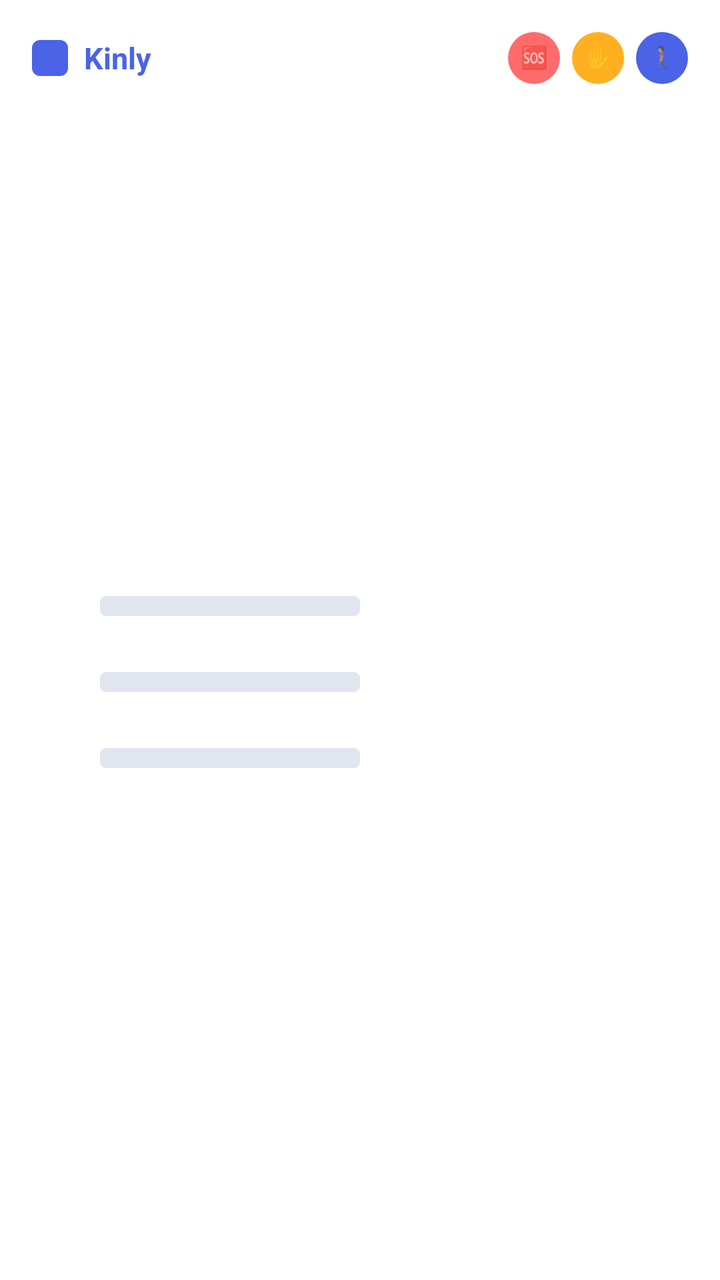
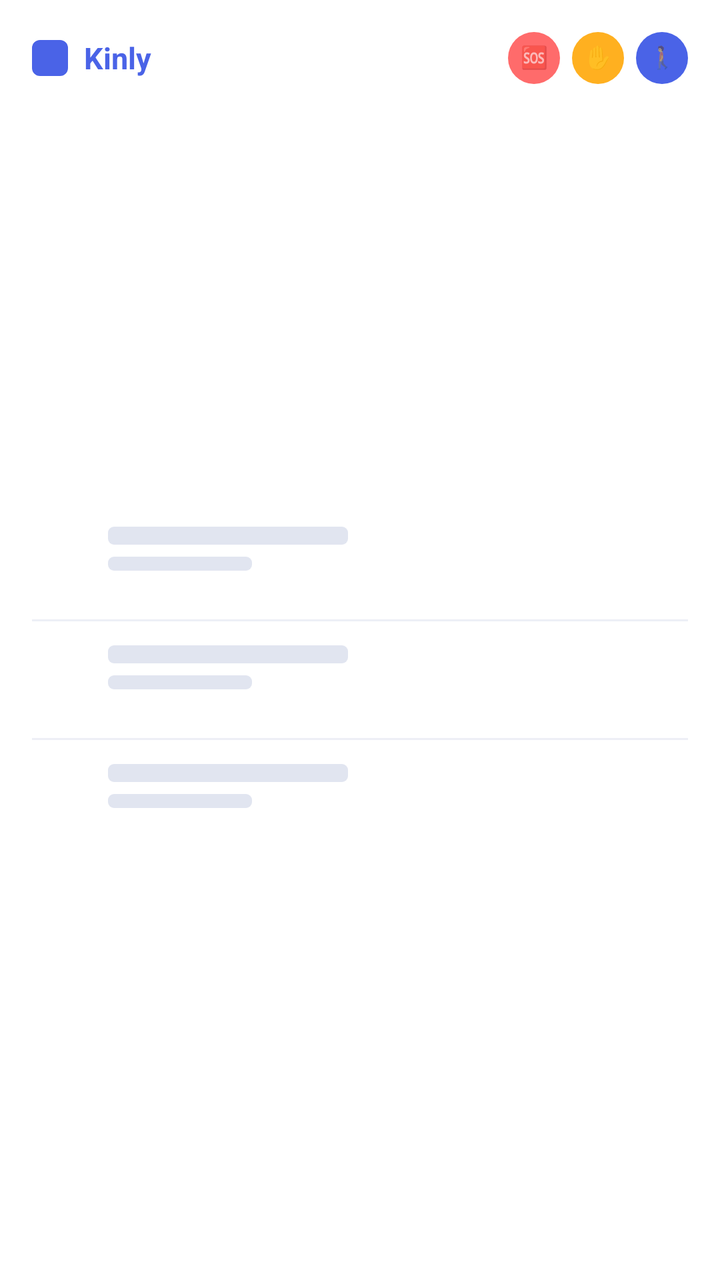

Two renders of the same Android screen: before a commit and after it. Below are the layout's source before the change and the commit's diff.
<!-- AndroidManifest.xml: fallback theme Theme.MaterialComponents.DayNight.NoActionBar -->
<!-- res/layout/kinly_widget.xml -->
<?xml version="1.0" encoding="utf-8"?>
<LinearLayout xmlns:android="http://schemas.android.com/apk/res/android"
    android:id="@+id/widget_root"
    android:layout_width="match_parent"
    android:layout_height="match_parent"
    android:orientation="vertical"
    android:padding="16dp"
    android:background="@drawable/kinly_widget_background">

    
    <LinearLayout
        android:layout_width="match_parent"
        android:layout_height="wrap_content"
        android:orientation="horizontal"
        android:gravity="center_vertical">

        <ImageView
            android:layout_width="18dp"
            android:layout_height="18dp"
            android:layout_marginEnd="8dp"
            android:src="@drawable/widget_logo" />

        <TextView
            android:id="@+id/widget_title"
            android:layout_width="wrap_content"
            android:layout_height="wrap_content"
            android:text="Kinly"
            android:textStyle="bold"
            android:textSize="15sp"
            android:textColor="#4A63E7" />

        <LinearLayout
            android:layout_width="0dp"
            android:layout_height="1dp"
            android:layout_weight="1" />

        <TextView
            android:id="@+id/widget_btn_sos"
            android:layout_width="26dp"
            android:layout_height="26dp"
            android:layout_marginStart="6dp"
            android:background="@drawable/widget_action_circle_sos"
            android:gravity="center"
            android:includeFontPadding="false"
            android:text="🆘"
            android:textSize="11sp" />

        <TextView
            android:id="@+id/widget_btn_help"
            android:layout_width="26dp"
            android:layout_height="26dp"
            android:layout_marginStart="6dp"
            android:background="@drawable/widget_action_circle_help"
            android:gravity="center"
            android:includeFontPadding="false"
            android:text="✋"
            android:textSize="11sp" />

        <TextView
            android:id="@+id/widget_btn_walk"
            android:layout_width="26dp"
            android:layout_height="26dp"
            android:layout_marginStart="6dp"
            android:background="@drawable/widget_action_circle_walk"
            android:gravity="center"
            android:includeFontPadding="false"
            android:text="🚶"
            android:textSize="11sp" />
    </LinearLayout>

    
    <FrameLayout
        android:layout_width="match_parent"
        android:layout_height="0dp"
        android:layout_weight="1">

        <LinearLayout
            android:layout_width="match_parent"
            android:layout_height="wrap_content"
            android:layout_gravity="center_vertical"
            android:orientation="vertical">

            
            <LinearLayout
                android:id="@+id/widget_row1"
                android:layout_width="match_parent"
                android:layout_height="wrap_content"
                android:layout_marginTop="16dp"
                android:orientation="horizontal"
                android:gravity="center_vertical">

                <FrameLayout android:layout_width="24dp" android:layout_height="24dp" android:layout_marginEnd="10dp">
                    <ImageView
                        android:id="@+id/widget_dot1"
                        android:layout_width="match_parent"
                        android:layout_height="match_parent"
                        android:src="@drawable/widget_dot" />
                    <ImageView
                        android:layout_width="15dp"
                        android:layout_height="15dp"
                        android:layout_gravity="center"
                        android:src="@drawable/widget_person_icon" />
                </FrameLayout>

                <FrameLayout
                    android:layout_width="0dp"
                    android:layout_height="wrap_content"
                    android:layout_weight="1">

                    <TextView
                        android:id="@+id/widget_line1"
                        android:layout_width="match_parent"
                        android:layout_height="wrap_content"
                        android:textSize="12.5sp"
                        android:maxLines="1"
                        android:ellipsize="end"
                        android:textColor="#222533" />

                    <ImageView
                        android:id="@+id/widget_bar1"
                        android:layout_width="130dp"
                        android:layout_height="10dp"
                        android:layout_gravity="start|center_vertical"
                        android:src="@drawable/widget_bar" />
                </FrameLayout>
            </LinearLayout>

            <LinearLayout
                android:id="@+id/widget_row2"
                android:layout_width="match_parent"
                android:layout_height="wrap_content"
                android:layout_marginTop="14dp"
                android:orientation="horizontal"
                android:gravity="center_vertical">

                <FrameLayout android:layout_width="24dp" android:layout_height="24dp" android:layout_marginEnd="10dp">
                    <ImageView
                        android:id="@+id/widget_dot2"
                        android:layout_width="match_parent"
                        android:layout_height="match_parent"
                        android:src="@drawable/widget_dot" />
                    <ImageView
                        android:layout_width="15dp"
                        android:layout_height="15dp"
                        android:layout_gravity="center"
                        android:src="@drawable/widget_person_icon" />
                </FrameLayout>

                <FrameLayout
                    android:layout_width="0dp"
                    android:layout_height="wrap_content"
                    android:layout_weight="1">

                    <TextView
                        android:id="@+id/widget_line2"
                        android:layout_width="match_parent"
                        android:layout_height="wrap_content"
                        android:textSize="12.5sp"
                        android:maxLines="1"
                        android:ellipsize="end"
                        android:textColor="#222533" />

                    <ImageView
                        android:id="@+id/widget_bar2"
                        android:layout_width="130dp"
                        android:layout_height="10dp"
                        android:layout_gravity="start|center_vertical"
                        android:src="@drawable/widget_bar" />
                </FrameLayout>
            </LinearLayout>

            <LinearLayout
                android:id="@+id/widget_row3"
                android:layout_width="match_parent"
                android:layout_height="wrap_content"
                android:layout_marginTop="14dp"
                android:orientation="horizontal"
                android:gravity="center_vertical">

                <FrameLayout android:layout_width="24dp" android:layout_height="24dp" android:layout_marginEnd="10dp">
                    <ImageView
                        android:id="@+id/widget_dot3"
                        android:layout_width="match_parent"
                        android:layout_height="match_parent"
                        android:src="@drawable/widget_dot" />
                    <ImageView
                        android:layout_width="15dp"
                        android:layout_height="15dp"
                        android:layout_gravity="center"
                        android:src="@drawable/widget_person_icon" />
                </FrameLayout>

                <FrameLayout
                    android:layout_width="0dp"
                    android:layout_height="wrap_content"
                    android:layout_weight="1">

                    <TextView
                        android:id="@+id/widget_line3"
                        android:layout_width="match_parent"
                        android:layout_height="wrap_content"
                        android:textSize="12.5sp"
                        android:maxLines="1"
                        android:ellipsize="end"
                        android:textColor="#222533" />

                    <ImageView
                        android:id="@+id/widget_bar3"
                        android:layout_width="130dp"
                        android:layout_height="10dp"
                        android:layout_gravity="start|center_vertical"
                        android:src="@drawable/widget_bar" />
                </FrameLayout>
            </LinearLayout>
        </LinearLayout>
    </FrameLayout>
</LinearLayout>
<!-- resources referenced by this layout -->
<resources>
  <!-- drawable kinly_widget_background (drawable) -->
  <?xml version="1.0" encoding="utf-8"?>
  <shape xmlns:android="http://schemas.android.com/apk/res/android" android:shape="rectangle">
      <solid android:color="#FFFFFF" />
      <corners android:radius="20dp" />
  </shape>
  <!-- drawable widget_action_circle_help (drawable) -->
  <?xml version="1.0" encoding="utf-8"?>
  <shape xmlns:android="http://schemas.android.com/apk/res/android" android:shape="oval">
      <solid android:color="#FFFFB020" />
  </shape>
  <!-- drawable widget_action_circle_sos (drawable) -->
  <?xml version="1.0" encoding="utf-8"?>
  <shape xmlns:android="http://schemas.android.com/apk/res/android" android:shape="oval">
      <solid android:color="#FFFF6B6B" />
  </shape>
  <!-- drawable widget_action_circle_walk (drawable) -->
  <?xml version="1.0" encoding="utf-8"?>
  <shape xmlns:android="http://schemas.android.com/apk/res/android" android:shape="oval">
      <solid android:color="#FF4A63E7" />
  </shape>
  <!-- drawable widget_bar (drawable) -->
  <?xml version="1.0" encoding="utf-8"?>
  <shape xmlns:android="http://schemas.android.com/apk/res/android" android:shape="rectangle">
      <solid android:color="#E1E5F0" />
      <corners android:radius="3dp" />
  </shape>
  <!-- drawable widget_dot (drawable) -->
  <?xml version="1.0" encoding="utf-8"?>
  <shape xmlns:android="http://schemas.android.com/apk/res/android" android:shape="oval">
      <solid android:color="#FFFFFF" />
  </shape>
  <!-- drawable widget_logo (drawable) -->
  <?xml version="1.0" encoding="utf-8"?>
  <shape xmlns:android="http://schemas.android.com/apk/res/android" android:shape="rectangle">
      <solid android:color="#4A63E7" />
      <corners android:radius="4dp" />
  </shape>
  <!-- drawable widget_person_icon (drawable) -->
  <?xml version="1.0" encoding="utf-8"?>
  <vector xmlns:android="http://schemas.android.com/apk/res/android"
      android:width="24dp"
      android:height="24dp"
      android:viewportWidth="24"
      android:viewportHeight="24"
      android:tint="#FFFFFF">
      <path
          android:fillColor="#FF000000"
          android:pathData="M12,12c2.21,0 4,-1.79 4,-4s-1.79,-4 -4,-4 -4,1.79 -4,4 1.79,4 4,4zM12,14c-2.67,0 -8,1.34 -8,4v2h16v-2c0,-2.66 -5.33,-4 -8,-4z" />
  </vector>
</resources>

<!-- the commit's change to res/layout/kinly_widget.xml (unified diff, before → after) -->
@@ -85,19 +85,19 @@
                 android:id="@+id/widget_row1"
                 android:layout_width="match_parent"
                 android:layout_height="wrap_content"
-                android:layout_marginTop="16dp"
+                android:layout_marginTop="14dp"
                 android:orientation="horizontal"
                 android:gravity="center_vertical">
 
-                <FrameLayout android:layout_width="24dp" android:layout_height="24dp" android:layout_marginEnd="10dp">
+                <FrameLayout android:layout_width="28dp" android:layout_height="28dp" android:layout_marginEnd="10dp">
                     <ImageView
                         android:id="@+id/widget_dot1"
                         android:layout_width="match_parent"
                         android:layout_height="match_parent"
                         android:src="@drawable/widget_dot" />
                     <ImageView
-                        android:layout_width="15dp"
-                        android:layout_height="15dp"
+                        android:layout_width="17dp"
+                        android:layout_height="17dp"
                         android:layout_gravity="center"
                         android:src="@drawable/widget_person_icon" />
                 </FrameLayout>
@@ -107,41 +107,79 @@
                     android:layout_height="wrap_content"
                     android:layout_weight="1">
 
-                    <TextView
-                        android:id="@+id/widget_line1"
-                        android:layout_width="match_parent"
-                        android:layout_height="wrap_content"
-                        android:textSize="12.5sp"
-                        android:maxLines="1"
-                        android:ellipsize="end"
-                        android:textColor="#222533" />
-
-                    <ImageView
-                        android:id="@+id/widget_bar1"
-                        android:layout_width="130dp"
-                        android:layout_height="10dp"
-                        android:layout_gravity="start|center_vertical"
-                        android:src="@drawable/widget_bar" />
+                    <LinearLayout
+                        android:id="@+id/widget_text_group1"
+                        android:layout_width="match_parent"
+                        android:layout_height="wrap_content"
+                        android:orientation="vertical">
+
+                        <TextView
+                            android:id="@+id/widget_name1"
+                            android:layout_width="match_parent"
+                            android:layout_height="wrap_content"
+                            android:textSize="13.5sp"
+                            android:textStyle="bold"
+                            android:maxLines="1"
+                            android:ellipsize="end"
+                            android:textColor="#222533" />
+
+                        <TextView
+                            android:id="@+id/widget_sub1"
+                            android:layout_width="match_parent"
+                            android:layout_height="wrap_content"
+                            android:layout_marginTop="1dp"
+                            android:textSize="11sp"
+                            android:maxLines="1"
+                            android:ellipsize="end"
+                            android:textColor="#8A90A6" />
+                    </LinearLayout>
+
+                    <LinearLayout
+                        android:id="@+id/widget_bars_group1"
+                        android:layout_width="match_parent"
+                        android:layout_height="wrap_content"
+                        android:orientation="vertical">
+
+                        <ImageView
+                            android:id="@+id/widget_bar1"
+                            android:layout_width="120dp"
+                            android:layout_height="9dp"
+                            android:src="@drawable/widget_bar" />
+
+                        <ImageView
+                            android:id="@+id/widget_bar1b"
+                            android:layout_width="72dp"
+                            android:layout_height="7dp"
+                            android:layout_marginTop="6dp"
+                            android:src="@drawable/widget_bar" />
+                    </LinearLayout>
                 </FrameLayout>
             </LinearLayout>
 
             <LinearLayout
+                android:id="@+id/widget_divider2"
+                android:layout_width="match_parent"
+                android:layout_height="1dp"
+                android:layout_marginTop="12dp"
+                android:background="#EDEFF6" />
+
+            <LinearLayout
                 android:id="@+id/widget_row2"
                 android:layout_width="match_parent"
                 android:layout_height="wrap_content"
-                android:layout_marginTop="14dp"
+                android:layout_marginTop="12dp"
                 android:orientation="horizontal"
                 android:gravity="center_vertical">
 
-                <FrameLayout android:layout_width="24dp" android:layout_height="24dp" android:layout_marginEnd="10dp">
+                <FrameLayout android:layout_width="28dp" android:layout_height="28dp" android:layout_marginEnd="10dp">
                     <ImageView
                         android:id="@+id/widget_dot2"
                         android:layout_width="match_parent"
                         android:layout_height="match_parent"
                         android:src="@drawable/widget_dot" />
                     <ImageView
-                        android:layout_width="15dp"
-                        android:layout_height="15dp"
+                        android:layout_width="17dp"
+                        android:layout_height="17dp"
                         android:layout_gravity="center"
                         android:src="@drawable/widget_person_icon" />
                 </FrameLayout>
@@ -151,41 +189,79 @@
                     android:layout_height="wrap_content"
                     android:layout_weight="1">
 
-                    <TextView
-                        android:id="@+id/widget_line2"
-                        android:layout_width="match_parent"
-                        android:layout_height="wrap_content"
-                        android:textSize="12.5sp"
-                        android:maxLines="1"
-                        android:ellipsize="end"
-                        android:textColor="#222533" />
-
-                    <ImageView
-                        android:id="@+id/widget_bar2"
-                        android:layout_width="130dp"
-                        android:layout_height="10dp"
-                        android:layout_gravity="start|center_vertical"
-                        android:src="@drawable/widget_bar" />
+                    <LinearLayout
+                        android:id="@+id/widget_text_group2"
+                        android:layout_width="match_parent"
+                        android:layout_height="wrap_content"
+                        android:orientation="vertical">
+
+                        <TextView
+                            android:id="@+id/widget_name2"
+                            android:layout_width="match_parent"
+                            android:layout_height="wrap_content"
+                            android:textSize="13.5sp"
+                            android:textStyle="bold"
+                            android:maxLines="1"
+                            android:ellipsize="end"
+                            android:textColor="#222533" />
+
+                        <TextView
+                            android:id="@+id/widget_sub2"
+                            android:layout_width="match_parent"
+                            android:layout_height="wrap_content"
+                            android:layout_marginTop="1dp"
+                            android:textSize="11sp"
+                            android:maxLines="1"
+                            android:ellipsize="end"
+                            android:textColor="#8A90A6" />
+                    </LinearLayout>
+
+                    <LinearLayout
+                        android:id="@+id/widget_bars_group2"
+                        android:layout_width="match_parent"
+                        android:layout_height="wrap_content"
+                        android:orientation="vertical">
+
+                        <ImageView
+                            android:id="@+id/widget_bar2"
+                            android:layout_width="120dp"
+                            android:layout_height="9dp"
+                            android:src="@drawable/widget_bar" />
+
+                        <ImageView
+                            android:id="@+id/widget_bar2b"
+                            android:layout_width="72dp"
+                            android:layout_height="7dp"
+                            android:layout_marginTop="6dp"
+                            android:src="@drawable/widget_bar" />
+                    </LinearLayout>
                 </FrameLayout>
             </LinearLayout>
 
             <LinearLayout
+                android:id="@+id/widget_divider3"
+                android:layout_width="match_parent"
+                android:layout_height="1dp"
+                android:layout_marginTop="12dp"
+                android:background="#EDEFF6" />
+
+            <LinearLayout
                 android:id="@+id/widget_row3"
                 android:layout_width="match_parent"
                 android:layout_height="wrap_content"
-                android:layout_marginTop="14dp"
+                android:layout_marginTop="12dp"
                 android:orientation="horizontal"
                 android:gravity="center_vertical">
 
-                <FrameLayout android:layout_width="24dp" android:layout_height="24dp" android:layout_marginEnd="10dp">
+                <FrameLayout android:layout_width="28dp" android:layout_height="28dp" android:layout_marginEnd="10dp">
                     <ImageView
                         android:id="@+id/widget_dot3"
                         android:layout_width="match_parent"
                         android:layout_height="match_parent"
                         android:src="@drawable/widget_dot" />
                     <ImageView
-                        android:layout_width="15dp"
-                        android:layout_height="15dp"
+                        android:layout_width="17dp"
+                        android:layout_height="17dp"
                         android:layout_gravity="center"
                         android:src="@drawable/widget_person_icon" />
                 </FrameLayout>
@@ -195,21 +271,52 @@
                     android:layout_height="wrap_content"
                     android:layout_weight="1">
 
-                    <TextView
-                        android:id="@+id/widget_line3"
-                        android:layout_width="match_parent"
-                        android:layout_height="wrap_content"
-                        android:textSize="12.5sp"
-                        android:maxLines="1"
-                        android:ellipsize="end"
-                        android:textColor="#222533" />
-
-                    <ImageView
-                        android:id="@+id/widget_bar3"
-                        android:layout_width="130dp"
-                        android:layout_height="10dp"
-                        android:layout_gravity="start|center_vertical"
-                        android:src="@drawable/widget_bar" />
+                    <LinearLayout
+                        android:id="@+id/widget_text_group3"
+                        android:layout_width="match_parent"
+                        android:layout_height="wrap_content"
+                        android:orientation="vertical">
+
+                        <TextView
+                            android:id="@+id/widget_name3"
+                            android:layout_width="match_parent"
+                            android:layout_height="wrap_content"
+                            android:textSize="13.5sp"
+                            android:textStyle="bold"
+                            android:maxLines="1"
+                            android:ellipsize="end"
+                            android:textColor="#222533" />
+
+                        <TextView
+                            android:id="@+id/widget_sub3"
+                            android:layout_width="match_parent"
+                            android:layout_height="wrap_content"
+                            android:layout_marginTop="1dp"
+                            android:textSize="11sp"
+                            android:maxLines="1"
+                            android:ellipsize="end"
+                            android:textColor="#8A90A6" />
+                    </LinearLayout>
+
+                    <LinearLayout
+                        android:id="@+id/widget_bars_group3"
+                        android:layout_width="match_parent"
+                        android:layout_height="wrap_content"
+                        android:orientation="vertical">
+
+                        <ImageView
+                            android:id="@+id/widget_bar3"
+                            android:layout_width="120dp"
+                            android:layout_height="9dp"
+                            android:src="@drawable/widget_bar" />
+
+                        <ImageView
+                            android:id="@+id/widget_bar3b"
+                            android:layout_width="72dp"
+                            android:layout_height="7dp"
+                            android:layout_marginTop="6dp"
+                            android:src="@drawable/widget_bar" />
+                    </LinearLayout>
                 </FrameLayout>
             </LinearLayout>
         </LinearLayout>
